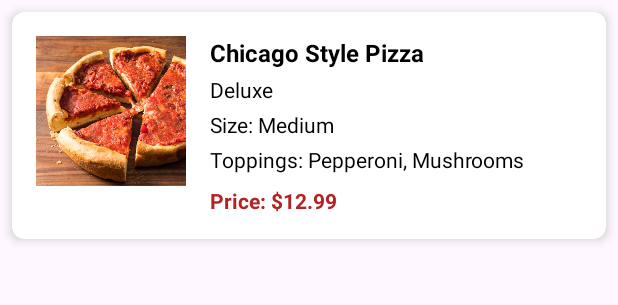
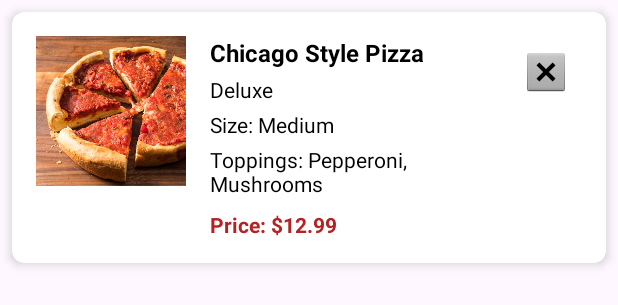
Before and after one commit to skhann7201/PizzaOrderApp, an Android app: the layout cardview_cart_item.xml on its own in the app's theme, with its tools: preview values and no code run, on a phone screen of 412 x 824 dp. Shown: the top 305 px of the screen. Run offline under Robolectric (Android 15) with nearby library versions, the phone set to English and light mode, and no system bars.

Commit message:
Updated Cart

```diff
--- a/app/src/main/java/com/example/rupizzeria/ChicagoPizzaActivity.java
+++ b/app/src/main/java/com/example/rupizzeria/ChicagoPizzaActivity.java
@@ -146,7 +146,6 @@ public class ChicagoPizzaActivity extends AppCompatActivity {
 
     /**
      * Binds a pizza's data (image and name) to the ViewHolder.
-     *
      * @param holder The PizzaViewHolder to bind data to.
      * @param position The position of the pizza in the list.
      */
--- a/app/src/main/java/com/example/rupizzeria/ShareResource.java
+++ b/app/src/main/java/com/example/rupizzeria/ShareResource.java
@@ -27,7 +27,7 @@ public class ShareResource {
         cartItems = new ArrayList<>();
         ordersList = new ArrayList<>();
         pizzaStyles = new HashMap<>();
-        orderNumberCounter = 1; //order number start at 1
+        orderNumberCounter = 1;
         currentOrder = new Order(orderNumberCounter);
     }
 
--- a/app/src/main/res/layout/cardview_cart_item.xml
+++ b/app/src/main/res/layout/cardview_cart_item.xml
@@ -1,7 +1,7 @@
 <?xml version="1.0" encoding="utf-8"?>
-<androidx.cardview.widget.CardView
-    xmlns:android="http://schemas.android.com/apk/res/android"
+<androidx.cardview.widget.CardView xmlns:android="http://schemas.android.com/apk/res/android"
     xmlns:app="http://schemas.android.com/apk/res-auto"
+    android:id="@+id/card_view"
     android:layout_width="match_parent"
     android:layout_height="wrap_content"
     android:layout_margin="8dp"
@@ -36,50 +36,61 @@
                 android:layout_width="wrap_content"
                 android:layout_height="wrap_content"
                 android:text="Chicago Style Pizza"
-                android:textStyle="bold"
+                android:textColor="@android:color/black"
                 android:textSize="16sp"
-                android:textColor="@android:color/black" />
+                android:textStyle="bold" />
 
             <!-- Pizza Type -->
             <TextView
                 android:id="@+id/tv_pizza_type"
                 android:layout_width="wrap_content"
                 android:layout_height="wrap_content"
+                android:layout_marginTop="4dp"
                 android:text="Deluxe"
-                android:textSize="14sp"
                 android:textColor="@android:color/black"
-                android:layout_marginTop="4dp" />
+                android:textSize="14sp" />
 
             <!-- Pizza Size -->
             <TextView
                 android:id="@+id/tv_pizza_size"
                 android:layout_width="wrap_content"
                 android:layout_height="wrap_content"
+                android:layout_marginTop="4dp"
                 android:text="Size: Medium"
-                android:textSize="14sp"
-                android:layout_marginTop="4dp"
-                android:textColor="@android:color/black" />
+                android:textColor="@android:color/black"
+                android:textSize="14sp" />
 
             <!-- Toppings -->
             <TextView
                 android:id="@+id/tv_pizza_toppings"
                 android:layout_width="wrap_content"
                 android:layout_height="wrap_content"
+                android:layout_marginTop="4dp"
                 android:text="Toppings: Pepperoni, Mushrooms"
-                android:textSize="14sp"
-                android:layout_marginTop="4dp"
-                android:textColor="@android:color/black" />
+                android:textColor="@android:color/black"
+                android:textSize="14sp" />
 
             <!-- Price -->
             <TextView
                 android:id="@+id/tv_pizza_price"
                 android:layout_width="wrap_content"
                 android:layout_height="wrap_content"
+                android:layout_marginTop="8dp"
                 android:text="Price: $12.99"
+                android:textColor="@color/primary_red"
                 android:textSize="14sp"
-                android:layout_marginTop="8dp"
-                android:textStyle="bold"
-                android:textColor="@color/primary_red" />
+                android:textStyle="bold" />
         </LinearLayout>
+
+        <!-- Remove Button -->
+        <ImageButton
+            android:id="@+id/btn_remove"
+            android:layout_width="48dp"
+            android:layout_height="48dp"
+            android:layout_marginStart="16dp"
+            android:background="@android:color/transparent"
+            android:contentDescription="Remove Pizza"
+            android:src="@android:drawable/btn_dialog" />
+
     </LinearLayout>
 </androidx.cardview.widget.CardView>
```
Also changed, not shown: app/src/main/java/com/example/rupizzeria/CartActivity.java (+66 -12 lines), app/src/main/java/com/example/rupizzeria/CartAdapter.java (added, +120 -0 lines), app/src/main/java/com/example/rupizzeria/NewYorkPizzaActivity.java (+8 -4 lines), app/src/main/res/layout/cardview_order_details_item.xml (+12 -0 lines), app/src/main/res/layout/popup_order_details.xml (+4 -5 lines).
